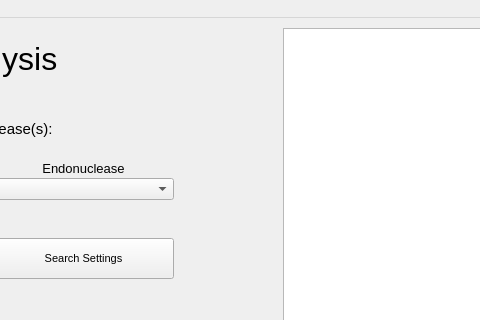
The window that populationanalysis.ui (TrinhLab/CASPERapp) describes before a commit, drawn with Qt 5; both pictures show x 237 to 717 and y 0 to 320 of the 1221 by 784 pixel window.
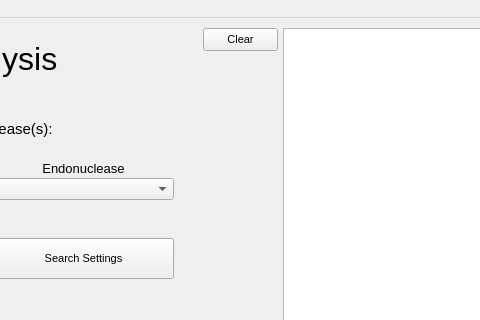
The same window after the commit. Custom widgets are drawn as their Qt base class.

Commit message: updating pop analysis. also tweaked csprparser to clear the chromsome list at the start of the read_chromsomes function

```diff
--- a/populationanalysis.ui
+++ b/populationanalysis.ui
@@ -225,6 +225,19 @@
      </rect>
     </property>
    </widget>
+   <widget class="QPushButton" name="clear_Button">
+    <property name="geometry">
+     <rect>
+      <x>440</x>
+      <y>10</y>
+      <width>75</width>
+      <height>23</height>
+     </rect>
+    </property>
+    <property name="text">
+     <string>Clear</string>
+    </property>
+   </widget>
   </widget>
   <widget class="QMenuBar" name="menubar">
    <property name="geometry">
@@ -250,6 +263,14 @@
   </widget>
   <widget class="QStatusBar" name="statusbar"/>
  </widget>
+ <customwidgets>
+  <customwidget>
+   <class>pop_analysis_repeats_graph</class>
+   <extends>QWidget</extends>
+   <header>pop_analysis_repeats_graph.h</header>
+   <container>1</container>
+  </customwidget>
+ </customwidgets>
  <resources/>
  <connections/>
 </ui>
```
Left out of the diff: 4 changed lines with no effect on the pictures. The commit also changes 3 other files.
